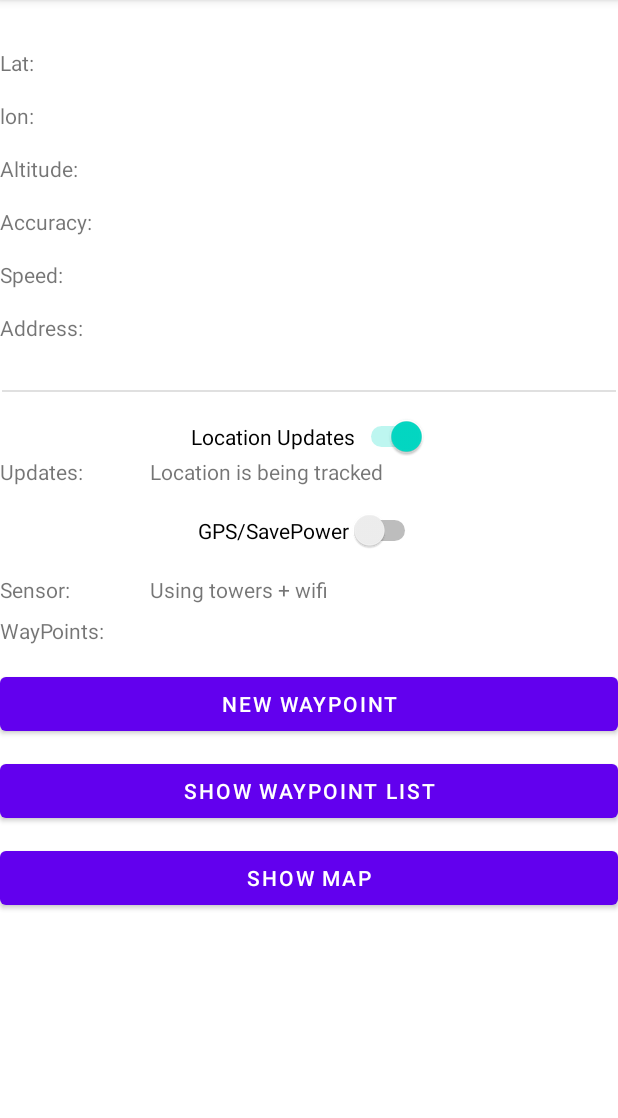
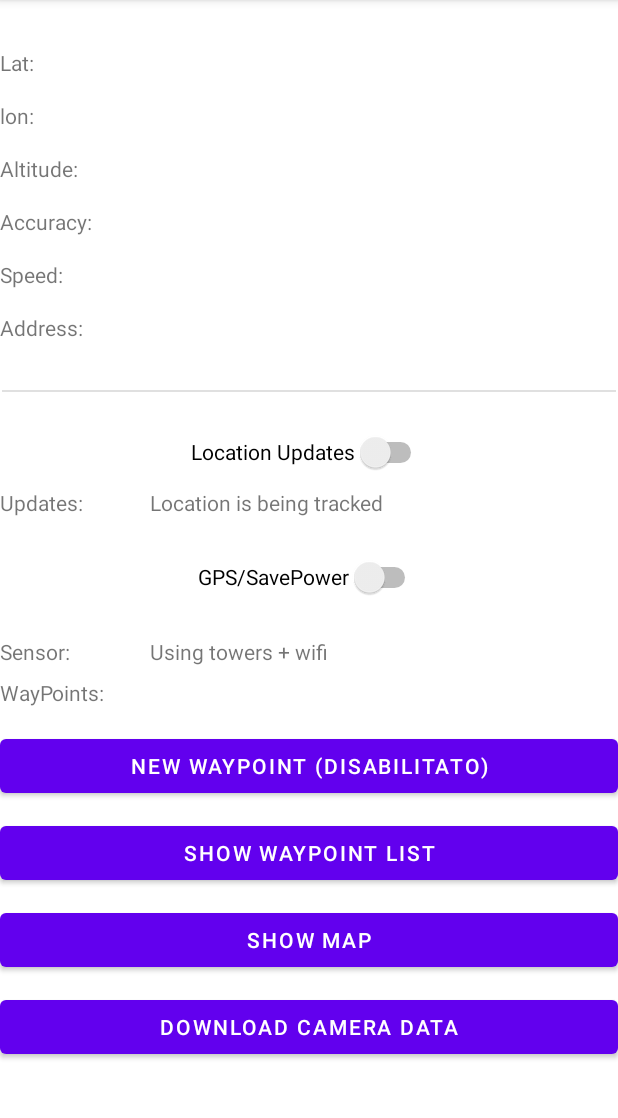
Before and after one commit to dgdavide999/IoT_project, an Android app: the screen it shows after launch (MainActivity), on a phone screen of 412 x 824 dp, the part 84-1202 px from its top. Run offline under Robolectric (Android 15) with nearby library versions, the phone set to English and light mode, and no system bars; 1 statement that could not run was skipped.

Commit message:
modificata la lista di location in lista di camere. aggiunta la richiesta al db tramite json (non testato)

```diff
--- a/app/src/main/AndroidManifest.xml
+++ b/app/src/main/AndroidManifest.xml
@@ -7,7 +7,7 @@
     <uses-permission android:name="android.permission.INTERNET" />
 
     <application
-        android:name=".LocationsList"
+        android:name=".CameraList"
         android:allowBackup="true"
         android:icon="@mipmap/ic_launcher"
         android:label="@string/app_name"
--- a/app/src/main/java/com/example/gpstest2/LocationsList.java
+++ b/app/src/main/java/com/example/gpstest2/CameraList.java
@@ -1,23 +1,22 @@
 package com.example.gpstest2;
 
 import android.app.Application;
-import android.location.Location;
 
 import java.util.ArrayList;
 import java.util.List;
 
-public class LocationsList extends Application {
+public class CameraList extends Application {
     //this class must be a singleton: it can be only one objet that implement this class at one time
     //i had to change the manifest name
-    private static LocationsList singleton;
+    private static CameraList singleton;
 
-    private List<Location> myLocations;
+    private List<Camera> myLocations;
 
-    public List<Location> getMyLocations(){
+    public List<Camera> getMyLocations(){
         return myLocations;
     }
 
-    public LocationsList getIstance(){
+    public CameraList getIstance(){
         return singleton;
     }
 
--- a/app/src/main/java/com/example/gpstest2/MainActivity.java
+++ b/app/src/main/java/com/example/gpstest2/MainActivity.java
@@ -14,6 +14,7 @@ import android.os.Bundle;
 import android.os.Looper;
 import android.provider.Settings;
 import android.util.Log;
+import android.view.View;
 import android.widget.Button;
 import android.widget.Switch;
 import android.widget.TextView;
@@ -39,7 +40,7 @@ public class MainActivity extends AppCompatActivity {
 
     private TextView tv_lat, tv_lon, tv_altitude, tv_accuracy, tv_speed, tv_sensor, tv_updates, tv_address, tv_waypointsCounts;
     private Switch sw_locationupdates, sw_gps;
-    private Button  btt_newWaypoint, btt_showWaypointList, btt_showMap;
+    private Button  btt_newWaypoint, btt_showWaypointList, btt_showMap, btt_startDBrequest;
 
     // Location request is a config file for all settings related to FusedLocationProviderClient
     private LocationRequest locationRequest;
@@ -52,7 +53,7 @@ public class MainActivity extends AppCompatActivity {
 
     private Location currentLocation;
 
-    List<Location> savedLocations;
+    List<Camera> savedLocations;
 
     @Override
     protected void onCreate(Bundle savedInstanceState) {
@@ -76,6 +77,7 @@ public class MainActivity extends AppCompatActivity {
         btt_newWaypoint= findViewById(R.id.btt_newWayPoint);
         btt_showWaypointList = findViewById(R.id.btt_showWaypointList);
         btt_showMap = findViewById(R.id.btt_showMap);
+        btt_startDBrequest = findViewById(R.id.btt_startDBrequest);
         //locationManager
         locationManager = (LocationManager) getSystemService(Context.LOCATION_SERVICE);
         //òocationRequest
@@ -97,6 +99,7 @@ public class MainActivity extends AppCompatActivity {
         };
         //fusedLocationProviderClient
         fusedLocationProviderClient = LocationServices.getFusedLocationProviderClient(this);
+        //onClickListeners
         sw_gps.setOnClickListener(view -> {
             if (sw_gps.isChecked()) {
                 //most accurate -- use GPS
@@ -109,7 +112,7 @@ public class MainActivity extends AppCompatActivity {
         });
         updateGPS();
 
-        //onClickListeners
+
         sw_locationupdates.setOnClickListener(view -> {
             if (sw_locationupdates.isChecked()) {
                 //turn on location traking
@@ -124,9 +127,9 @@ public class MainActivity extends AppCompatActivity {
             // get the gps location
 
             // add the new location to the global list
-            LocationsList locationsList = (LocationsList)getApplicationContext();
-            savedLocations = locationsList.getMyLocations();
-            savedLocations.add(currentLocation);
+            CameraList cameraList = (CameraList)getApplicationContext();
+            savedLocations = cameraList.getMyLocations();
+            //savedLocations.add(currentLocation);
         });
 
         btt_showWaypointList.setOnClickListener(view -> {
@@ -138,6 +141,8 @@ public class MainActivity extends AppCompatActivity {
             Intent i = new Intent(MainActivity.this,MapsActivity.class);
             startActivity(i);
         });
+
+        btt_startDBrequest.setOnClickListener(view -> new Thread(new DBrequest((CameraList)getApplicationContext(),savedLocations)).start());
     }
 
     @SuppressLint("MissingPermission")
@@ -171,18 +176,16 @@ public class MainActivity extends AppCompatActivity {
         Log.i(TAG + "onRequest","grantResult[0] =" + grantResults[0] + "     permission[0] = "+ permissions[0]);
         Log.i(TAG + "onRequest","grantResult[1] =" + grantResults[1]);
         Log.i(TAG + "onRequest","grantResult.[2] =" + grantResults[2]);
-        switch(requestCode){
-            case PERMISSION_CODE:
-                if(grantResults[0] == PackageManager.PERMISSION_GRANTED &&
+        if (requestCode == PERMISSION_CODE) {
+            if (grantResults[0] == PackageManager.PERMISSION_GRANTED &&
                     grantResults[1] == PackageManager.PERMISSION_GRANTED &&
-                        grantResults[2] == PackageManager.PERMISSION_GRANTED){
-                    Log.i(TAG + "onRequest","permissions granted");
+                    grantResults[2] == PackageManager.PERMISSION_GRANTED) {
+                Log.i(TAG + "onRequest", "permissions granted");
                 updateGPS();
             } else {
                 Toast.makeText(this, R.string.PERMISSION_NOT_GRANTED, Toast.LENGTH_SHORT).show();
                 finish();// call onDestroy
             }
-                break;
         }
     }
 
@@ -217,9 +220,7 @@ public class MainActivity extends AppCompatActivity {
         }
         else{
             Log.i(TAG,"permission not granted yet");
-            if(Build.VERSION.SDK_INT >= Build.VERSION_CODES.M){
             requestPermissions(new String[] {Manifest.permission.ACCESS_FINE_LOCATION, Manifest.permission.ACCESS_COARSE_LOCATION, Manifest.permission.INTERNET}, PERMISSION_CODE);
-            }
         }
 
     }
@@ -250,8 +251,8 @@ public class MainActivity extends AppCompatActivity {
             tv_address.setText("unable to get street address");
         }
 
-        LocationsList locationsList = (LocationsList) getApplicationContext();
-        savedLocations = locationsList.getMyLocations();
+        CameraList cameraList = (CameraList) getApplicationContext();
+        savedLocations = cameraList.getMyLocations();
         tv_waypointsCounts.setText(Integer.toString(savedLocations.size()));
         //show the numbeer of waypoints
     }
--- a/app/src/main/java/com/example/gpstest2/ShowSavedLocationList.java
+++ b/app/src/main/java/com/example/gpstest2/ShowSavedLocationList.java
@@ -17,10 +17,10 @@ public class ShowSavedLocationList extends AppCompatActivity {
         super.onCreate(savedInstanceState);
         setContentView(R.layout.activity_show_saved_location_list);
 
-        LocationsList locationsList = (LocationsList)getApplicationContext();
-        List<Location> savedLocations = locationsList.getMyLocations();
+        CameraList cameraList = (CameraList)getApplicationContext();
+        List<Camera> savedLocations = cameraList.getMyLocations();
 
         lst_savedLocations = findViewById(R.id.lst_wayPoint);
-        lst_savedLocations.setAdapter(new ArrayAdapter<Location>(this, android.R.layout.simple_list_item_1, savedLocations));
+        lst_savedLocations.setAdapter(new ArrayAdapter<Camera>(this, android.R.layout.simple_list_item_1, savedLocations));
     }
 }
--- a/app/src/main/res/layout/activity_main.xml
+++ b/app/src/main/res/layout/activity_main.xml
@@ -6,17 +6,6 @@
     android:layout_width="match_parent"
     android:layout_height="match_parent"
     tools:context=".MainActivity">
-
-    <Button
-        android:id="@+id/btt_showWaypointList"
-        android:layout_width="0dp"
-        android:layout_height="wrap_content"
-        android:layout_marginTop="10dp"
-        android:text="@string/SHOW_LIST_BTT"
-        app:layout_constraintEnd_toEndOf="parent"
-        app:layout_constraintHorizontal_bias="0.0"
-        app:layout_constraintStart_toStartOf="parent"
-        app:layout_constraintTop_toBottomOf="@+id/btt_newWayPoint" />
 
     <TextView
         android:id="@+id/tv_labellat"
@@ -133,26 +122,7 @@
         app:layout_constraintStart_toEndOf="@+id/tv_labelupdates"
         app:layout_constraintTop_toTopOf="@+id/tv_labelupdates" />
 
-    <Switch
-        android:id="@+id/sw_locationsupdates"
-        android:layout_width="wrap_content"
-        android:layout_height="wrap_content"
-        android:layout_marginTop="16dp"
-        android:checked="true"
-        android:text="@string/LOCATION_UPDATES_SWITCH"
-        app:layout_constraintEnd_toEndOf="parent"
-        app:layout_constraintStart_toStartOf="parent"
-        app:layout_constraintTop_toBottomOf="@+id/divider" />
 
-    <Switch
-        android:id="@+id/sw_gps"
-        android:layout_width="wrap_content"
-        android:layout_height="wrap_content"
-        android:layout_marginTop="16dp"
-        android:text="@string/SET_INTERVAL_SWITCH"
-        app:layout_constraintEnd_toEndOf="parent"
-        app:layout_constraintStart_toStartOf="parent"
-        app:layout_constraintTop_toBottomOf="@+id/tv_labelupdates" />
 
     <TextView
         android:id="@+id/tv_address"
@@ -182,17 +152,28 @@
         app:layout_constraintStart_toStartOf="parent"
         app:layout_constraintTop_toBottomOf="@+id/tv_address" />
 
-    <Button
-        android:id="@+id/btt_newWayPoint"
-        android:layout_width="0dp"
+    <Switch
+        android:id="@+id/sw_locationsupdates"
+        android:layout_width="wrap_content"
         android:layout_height="wrap_content"
-        android:layout_marginTop="15dp"
-        android:text="@string/NEW_WAYPOINT_BTT"
+        android:layout_marginTop="16dp"
+        android:checked="false"
+        android:minHeight="48dp"
+        android:text="@string/LOCATION_UPDATES_SWITCH"
         app:layout_constraintEnd_toEndOf="parent"
-        app:layout_constraintHorizontal_bias="0.0"
         app:layout_constraintStart_toStartOf="parent"
-        app:layout_constraintTop_toBottomOf="@+id/tv_label_waypoints" />
+        app:layout_constraintTop_toBottomOf="@+id/divider" />
 
+    <Switch
+        android:id="@+id/sw_gps"
+        android:layout_width="wrap_content"
+        android:layout_height="wrap_content"
+        android:layout_marginTop="16dp"
+        android:minHeight="48dp"
+        android:text="@string/SET_INTERVAL_SWITCH"
+        app:layout_constraintEnd_toEndOf="parent"
+        app:layout_constraintStart_toStartOf="parent"
+        app:layout_constraintTop_toBottomOf="@+id/tv_labelupdates" />
     <TextView
         android:id="@+id/tv_label_waypoints"
         android:layout_width="98dp"
@@ -210,6 +191,28 @@
         app:layout_constraintTop_toTopOf="@+id/tv_label_waypoints" />
 
     <Button
+        android:id="@+id/btt_showWaypointList"
+        android:layout_width="0dp"
+        android:layout_height="wrap_content"
+        android:layout_marginTop="10dp"
+        android:text="@string/SHOW_LIST_BTT"
+        app:layout_constraintEnd_toEndOf="parent"
+        app:layout_constraintHorizontal_bias="0.0"
+        app:layout_constraintStart_toStartOf="parent"
+        app:layout_constraintTop_toBottomOf="@+id/btt_newWayPoint" />
+
+    <Button
+        android:id="@+id/btt_newWayPoint"
+        android:layout_width="0dp"
+        android:layout_height="wrap_content"
+        android:layout_marginTop="15dp"
+        android:text="@string/NEW_WAYPOINT_BTT"
+        app:layout_constraintEnd_toEndOf="parent"
+        app:layout_constraintHorizontal_bias="0.0"
+        app:layout_constraintStart_toStartOf="parent"
+        app:layout_constraintTop_toBottomOf="@+id/tv_label_waypoints" />
+
+    <Button
         android:id="@+id/btt_showMap"
         android:layout_width="0dp"
         android:layout_height="wrap_content"
@@ -220,4 +223,14 @@
         app:layout_constraintStart_toStartOf="parent"
         app:layout_constraintTop_toBottomOf="@+id/btt_showWaypointList" />
 
+    <Button
+        android:id="@+id/btt_startDBrequest"
+        android:layout_width="0dp"
+        android:layout_height="wrap_content"
+        android:layout_marginTop="10dp"
+        android:text="download camera data"
+        app:layout_constraintEnd_toEndOf="parent"
+        app:layout_constraintStart_toStartOf="parent"
+        app:layout_constraintTop_toBottomOf="@+id/btt_showMap" />
+
 </androidx.constraintlayout.widget.ConstraintLayout>
--- a/app/src/main/res/values/strings.xml
+++ b/app/src/main/res/values/strings.xml
@@ -18,7 +18,7 @@
     <string name="LOCATION_UPDATES_SWITCH">Location Updates</string>
     <string name="SET_INTERVAL_SWITCH">GPS/SavePower</string>
     <string name="ADDRESS_LABEL">Address:</string>
-    <string name="NEW_WAYPOINT_BTT">New WayPoint</string>
+    <string name="NEW_WAYPOINT_BTT">New WayPoint (disabilitato)</string>
     <string name="WAYPOINTS_LABEL">WayPoints:</string>
     <string name="title_activity_maps">MapsActivity</string>
 </resources>
```
Also changed, not shown: app/src/main/java/com/example/gpstest2/Camera.java (added, +20 -0 lines), app/src/main/java/com/example/gpstest2/CameraStatus.java (added, +7 -0 lines), app/src/main/java/com/example/gpstest2/DBrequest.java (added, +37 -0 lines), app/src/main/java/com/example/gpstest2/GpsSettings.java (added, +7 -0 lines), app/src/main/java/com/example/gpstest2/MapsActivity.java (+6 -6 lines). Lines whose indentation alone changed are shown as unchanged.
